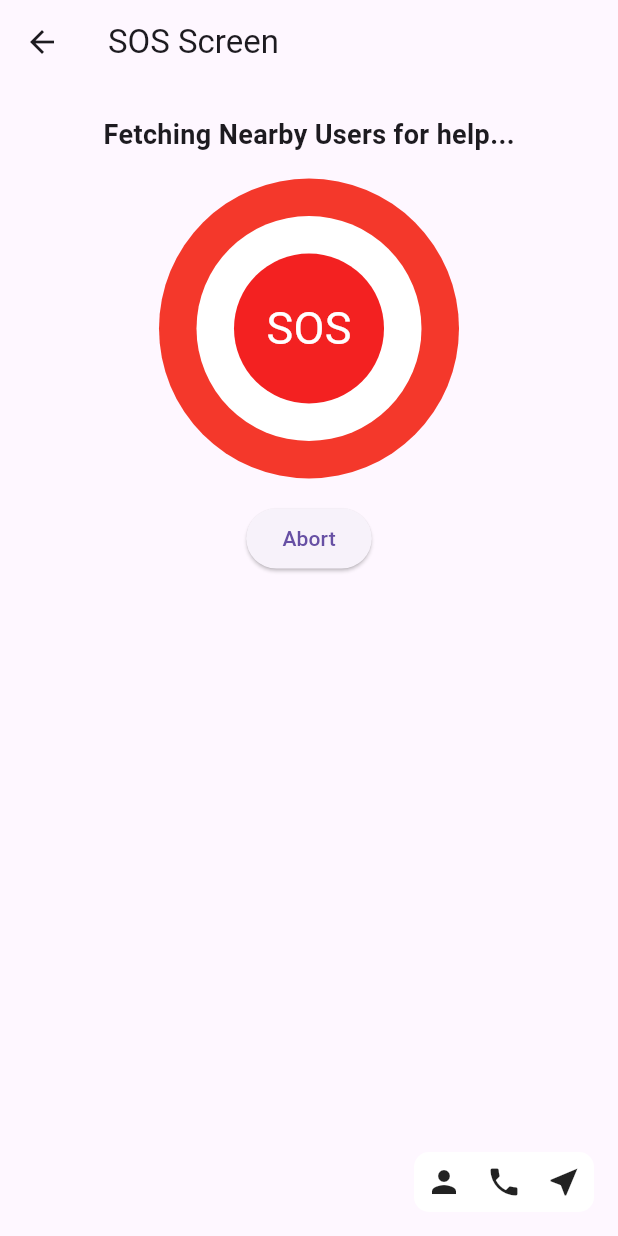
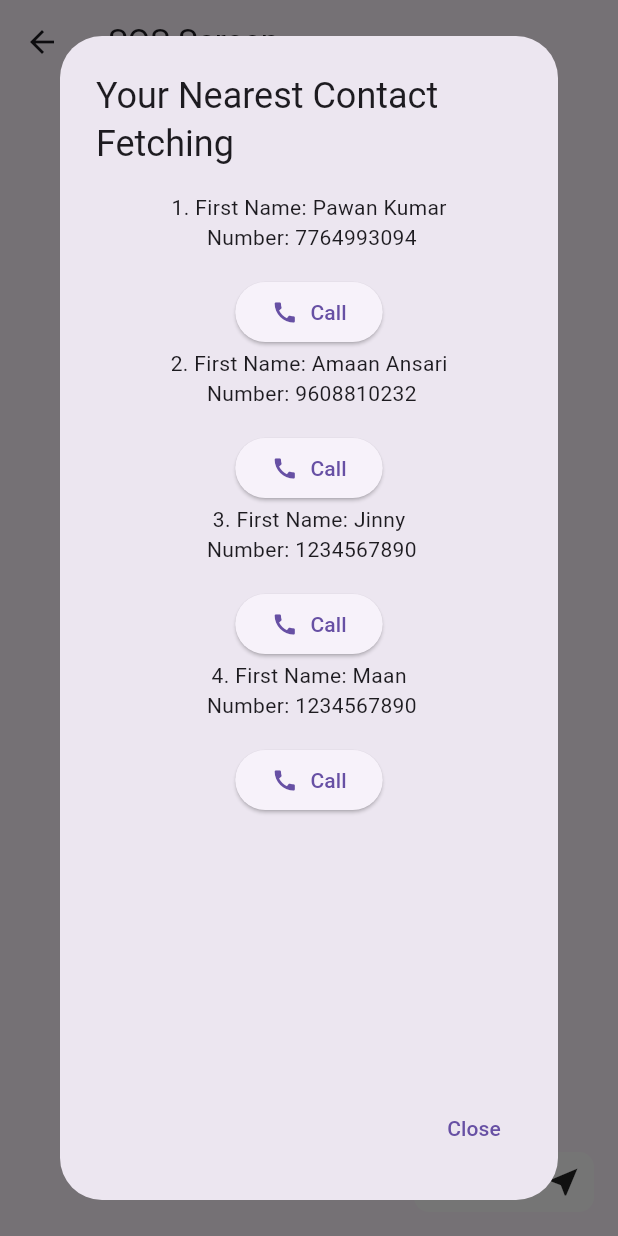
Before and after one commit to strivepawan/sheSecure, a Flutter app: the SOSScreen screen opened directly, after a tap on the "phone" icon, on a phone screen of 412 x 824 dp. Run offline on Flutter 3.47's test engine with Material 3 defaults, Android fonts, the phone set to English and light mode, and no system bars; our stand-ins replace geolocator, photo_view.

Commit message:
She Secure mobile applicaion UI

```diff
--- /dev/null
+++ b/lib/SOS_Screen/Emergancy_Contact/relative_contact.dart
@@ -0,0 +1,91 @@
+import 'package:flutter/material.dart';
+import 'package:url_launcher/url_launcher.dart';
+
+class PersonalContactDialog extends StatelessWidget {
+  @override
+  Widget build(BuildContext context) {
+    return AlertDialog(
+      title: Text('Personal Contact'),
+      content: Column(
+        children: [
+          Text('1. First Name: Pawan Kumar'),
+          Text(' Number: 7764993094'),
+          SizedBox(height: 16),
+          ElevatedButton(
+            onPressed: () {
+              launch('tel://7764993094'); // Replace '1234567890' with the actual phone number
+            },
+            child: Row(
+              mainAxisSize: MainAxisSize.min,
+              children: [
+                Icon(Icons.call),
+                SizedBox(width: 8),
+                Text('Call'),
+
+              ],
+            ),
+          ),
+          Text('2. First Name: Amaan Ansari'),
+          Text(' Number: 9608810232'),
+          SizedBox(height: 16),
+          ElevatedButton(
+            onPressed: () {
+              launch('tel://9608810232'); // Replace '1234567890' with the actual phone number
+            },
+            child: Row(
+              mainAxisSize: MainAxisSize.min,
+              children: [
+                Icon(Icons.call),
+                SizedBox(width: 8),
+                Text('Call'),
+
+              ],
+            ),
+          ),
+          Text('3. First Name: Jinny'),
+          Text(' Number: 1234567890'),
+          SizedBox(height: 16),
+          ElevatedButton(
+            onPressed: () {
+              launch('tel://7764993094'); // Replace '1234567890' with the actual phone number
+            },
+            child: Row(
+              mainAxisSize: MainAxisSize.min,
+              children: [
+                Icon(Icons.call),
+                SizedBox(width: 8),
+                Text('Call'),
+
+              ],
+            ),
+          ),
+          Text('4. First Name: Maan'),
+          Text(' Number: 1234567890'),
+          SizedBox(height: 16),
+          ElevatedButton(
+            onPressed: () {
+              launch('tel://9608810232'); // Replace '1234567890' with the actual phone number
+            },
+            child: Row(
+              mainAxisSize: MainAxisSize.min,
+              children: [
+                Icon(Icons.call),
+                SizedBox(width: 8),
+                Text('Call'),
+
+              ],
+            ),
+          ),
+        ],
+      ),
+      actions: [
+        TextButton(
+          onPressed: () {
+            Navigator.of(context).pop();
+          },
+          child: Text('Close'),
+        ),
+      ],
+    );
+  }
+}
--- /dev/null
+++ b/lib/SOS_Screen/NearByContact/near_by_contact.dart
@@ -0,0 +1,91 @@
+import 'package:flutter/material.dart';
+import 'package:url_launcher/url_launcher.dart';
+
+class NearByContact extends StatelessWidget {
+  @override
+  Widget build(BuildContext context) {
+    return AlertDialog(
+      title: Text('Your Nearest Contact Fetching '),
+      content: Column(
+        children: [
+          Text('1. First Name: Pawan Kumar'),
+          Text(' Number: 7764993094'),
+          SizedBox(height: 16),
+          ElevatedButton(
+            onPressed: () {
+              launch('tel://7764993094'); // Replace '1234567890' with the actual phone number
+            },
+            child: Row(
+              mainAxisSize: MainAxisSize.min,
+              children: [
+                Icon(Icons.call),
+                SizedBox(width: 8),
+                Text('Call'),
+
+              ],
+            ),
+          ),
+          Text('2. First Name: Amaan Ansari'),
+          Text(' Number: 9608810232'),
+          SizedBox(height: 16),
+          ElevatedButton(
+            onPressed: () {
+              launch('tel://9608810232'); // Replace '1234567890' with the actual phone number
+            },
+            child: Row(
+              mainAxisSize: MainAxisSize.min,
+              children: [
+                Icon(Icons.call),
+                SizedBox(width: 8),
+                Text('Call'),
+
+              ],
+            ),
+          ),
+          Text('3. First Name: Jinny'),
+          Text(' Number: 1234567890'),
+          SizedBox(height: 16),
+          ElevatedButton(
+            onPressed: () {
+              launch('tel://7764993094'); // Replace '1234567890' with the actual phone number
+            },
+            child: Row(
+              mainAxisSize: MainAxisSize.min,
+              children: [
+                Icon(Icons.call),
+                SizedBox(width: 8),
+                Text('Call'),
+
+              ],
+            ),
+          ),
+          Text('4. First Name: Maan'),
+          Text(' Number: 1234567890'),
+          SizedBox(height: 16),
+          ElevatedButton(
+            onPressed: () {
+              launch('tel://9608810232'); // Replace '1234567890' with the actual phone number
+            },
+            child: Row(
+              mainAxisSize: MainAxisSize.min,
+              children: [
+                Icon(Icons.call),
+                SizedBox(width: 8),
+                Text('Call'),
+
+              ],
+            ),
+          ),
+        ],
+      ),
+      actions: [
+        TextButton(
+          onPressed: () {
+            Navigator.of(context).pop();
+          },
+          child: Text('Close'),
+        ),
+      ],
+    );
+  }
+}
--- a/lib/main.dart
+++ b/lib/main.dart
@@ -8,6 +8,8 @@ void main() {
 class MyApp extends StatelessWidget {
   const MyApp ({super.key});
 
+
+
   @override
   Widget build(BuildContext context) {
     return MaterialApp(
--- a/pubspec.yaml
+++ b/pubspec.yaml
@@ -37,6 +37,7 @@ dependencies:
   cupertino_icons: ^1.0.2
   photo_view: ^0.14.0
   url_launcher: ^6.2.2
+  geolocator: ^10.1.0
 
 dev_dependencies:
   flutter_test:
@@ -68,6 +69,10 @@ flutter:
     - assets/img_notescomposition.png
     - assets/img_trailmap.png
     - assets/img_group64.png
+    - assets/she_Secureicon.jpeg
+    # - android/app/src/main/res/mipmap/
+    # - android/app/src/main/res/mipmap-hdpi
+    # - ios/Runner/Assets.xcassets/AppIcon.appiconset/
 
   # An image asset can refer to one or more resolution-specific "variants", see
   # https://flutter.dev/assets-and-images/#resolution-aware
```
Also changed, not shown: lib/SOS_Screen/Location_share/location_share.dart (added, +55 -0 lines), lib/SOS_Screen/sos_Screen.dart (+16 -42 lines), lib/SplashScreen/splashScreen.dart (added, +67 -0 lines), lib/bottomNavigationButton/bottonnavigation.dart (deleted, +0 -38 lines), assets/she_Secureicon.jpeg (added), pubspec.lock, 8 other files.
